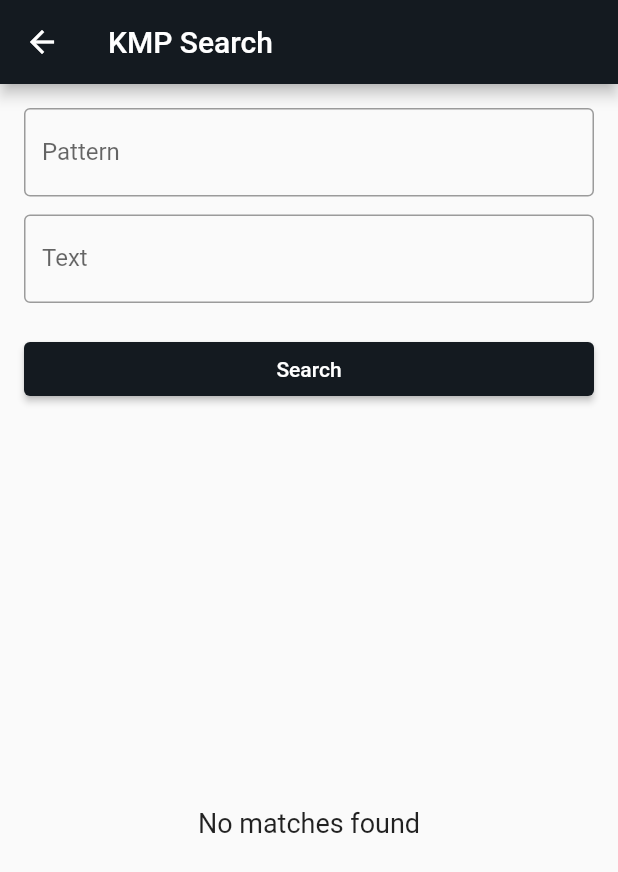
After one commit to sejum-x/ASD, a Flutter app: the KMP screen opened directly, after a tap on "Search", on a phone screen of 412 x 824 dp. The commit adds this screen. Shown: the top 872 px of the screen. Run offline on Flutter 3.47's test engine with Material 2 defaults, Android fonts, the phone set to English and light mode, and no system bars; our stand-ins replace fl_chart, hidden_drawer_menu.

Commit message:
kmp + bm

```diff
--- /dev/null
+++ b/lib/pages/kmpPage.dart
@@ -0,0 +1,138 @@
+import 'package:flutter/material.dart';
+
+class KMP extends StatefulWidget {
+  const KMP({Key? key}) : super(key: key);
+
+  @override
+  State<KMP> createState() => _KMPState();
+}
+
+class _KMPState extends State<KMP> {
+  final TextEditingController _patternController = TextEditingController();
+  final TextEditingController _textController = TextEditingController();
+  final KnuthMorrisPratt _kmp = KnuthMorrisPratt();
+  List<int> _indices = [];
+
+  void _searchPattern() {
+    String pattern = _patternController.text;
+    String text = _textController.text;
+
+    setState(() {
+      _indices = _kmp.searchPattern(pattern, text);
+    });
+  }
+
+  @override
+  Widget build(BuildContext context) {
+    return Scaffold(
+      appBar: AppBar(
+        title: Text('KMP Search'),
+      ),
+      body: Padding(
+        padding: EdgeInsets.all(16.0),
+        child: Column(
+          crossAxisAlignment: CrossAxisAlignment.stretch,
+          children: [
+            TextField(
+              controller: _patternController,
+              decoration: InputDecoration(
+                labelText: 'Pattern',
+                border: OutlineInputBorder(),
+              ),
+            ),
+            SizedBox(height: 12.0),
+            TextField(
+              controller: _textController,
+              decoration: InputDecoration(
+                labelText: 'Text',
+                border: OutlineInputBorder(),
+              ),
+            ),
+            SizedBox(height: 20.0),
+            ElevatedButton(
+              onPressed: _searchPattern,
+              child: Text('Search'),
+            ),
+            SizedBox(height: 20.0),
+            Expanded(
+              child: _indices.isEmpty
+                  ? Center(
+                child: Text(
+                  'No matches found',
+                  style: TextStyle(fontSize: 18.0),
+                ),
+              )
+                  : ListView.builder(
+                itemCount: _indices.length,
+                itemBuilder: (context, index) {
+                  return ListTile(
+                    title: Text('Index: ${_indices[index]}'),
+                  );
+                },
+              ),
+            ),
+          ],
+        ),
+      ),
+    );
+  }
+}
+
+class KnuthMorrisPratt {
+  List<int> searchPattern(String pattern, String text) {
+    List<int> indices = [];
+
+    int patternLength = pattern.length;
+    int textLength = text.length;
+
+    List<int> prefixTable = computePrefixTable(pattern);
+
+    int i = 0; // індекс для тексту
+    int j = 0; // індекс для шаблону
+
+    while (i < textLength) {
+      if (pattern[j] == text[i] || pattern[j] == '?') {
+        i++;
+        j++;
+      }
+
+      if (j == patternLength) {
+        indices.add(i - j);
+        j = prefixTable[j - 1];
+      } else if (i < textLength && (pattern[j] != text[i] && pattern[j] != '?')) {
+        if (j != 0) {
+          j = prefixTable[j - 1];
+        } else {
+          i++;
+        }
+      }
+    }
+
+    return indices;
+  }
+
+  List<int> computePrefixTable(String pattern) {
+    int length = pattern.length;
+    List<int> prefixTable = List<int>.filled(length, 0);
+
+    int j = 0;
+    int i = 1;
+
+    while (i < length) {
+      if (pattern[i] == pattern[j] || pattern[i] == '?') {
+        j++;
+        prefixTable[i] = j;
+        i++;
+      } else {
+        if (j != 0) {
+          j = prefixTable[j - 1];
+        } else {
+          prefixTable[i] = j;
+          i++;
+        }
+      }
+    }
+
+    return prefixTable;
+  }
+}
```
Also changed, not shown: lib/hidden_drawer.dart (+21 -1 lines), lib/pages/bmPage.dart (added, +120 -0 lines).
